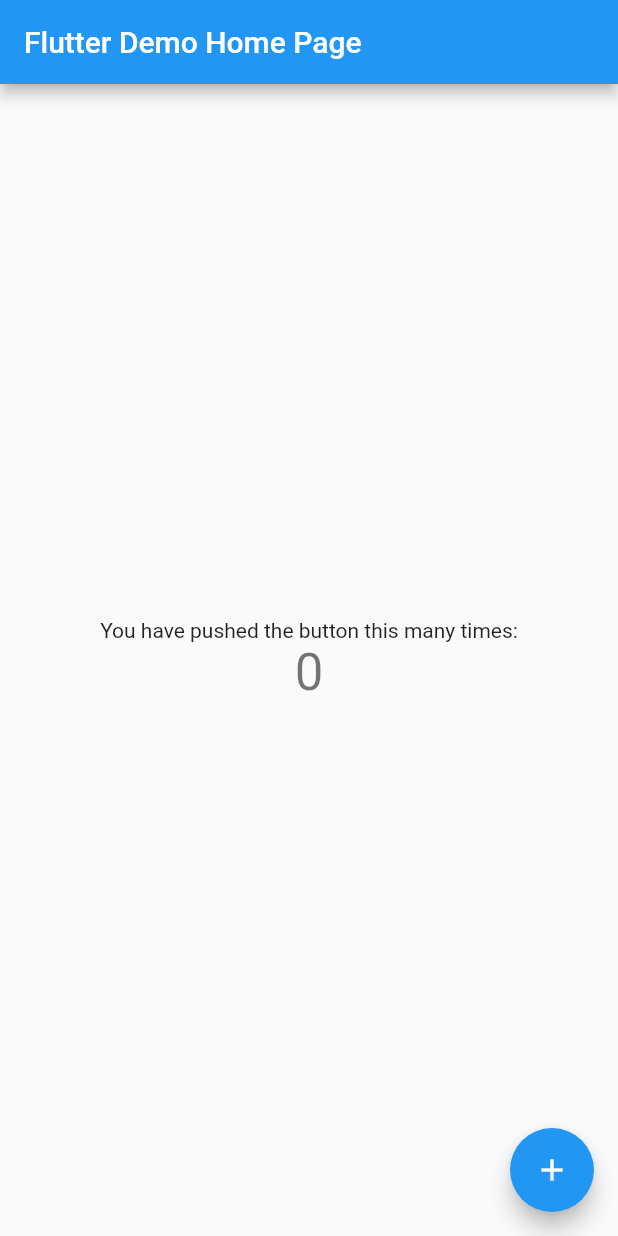
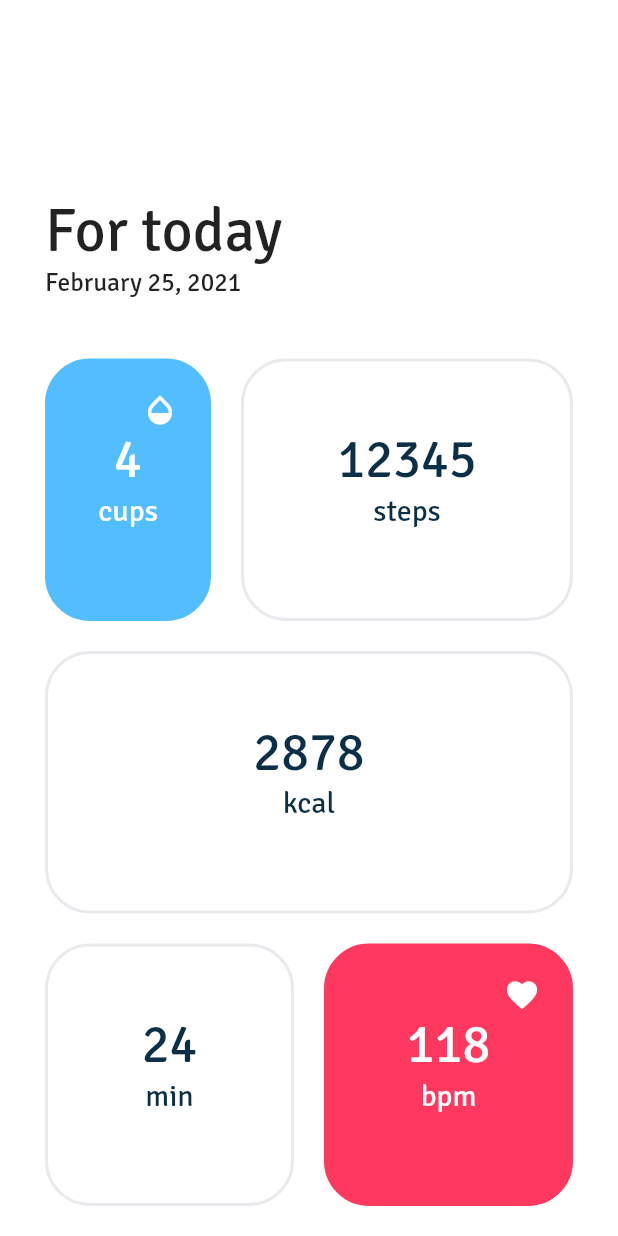
Before and after one commit to JUREXT/HealthExampleFlutter, a Flutter app: the screen it shows after launch, on a phone screen of 412 x 824 dp. Run offline on Flutter 3.47's test engine with Material 2 defaults, Android fonts, the phone set to English and light mode, and no system bars.

Commit message:
Basic layout setup.

```diff
--- /dev/null
+++ b/lib/constants.dart
@@ -0,0 +1,8 @@
+import 'package:flutter/material.dart';
+
+const kTileDefaultBackgroundColor = Colors.white;
+const kTileDefaultTextColor = Color(0xFF0A2F47);
+const kTileDefaultBorderColor = Color(0xFFE8EAEE);
+
+const kSwatchBlueColor = Color(0xFF52BEFF);
+const kSwatchPinkColor = Color(0xFFFE385E);
--- a/lib/main.dart
+++ b/lib/main.dart
@@ -1,117 +1,20 @@
 import 'package:flutter/material.dart';
+import 'package:flutter_app_health/screens/home_screen.dart';
+import 'package:flutter_app_health/screens/hydration_screen.dart';
 
-void main() {
-  runApp(MyApp());
-}
+void main() => runApp(MyApp());
 
 class MyApp extends StatelessWidget {
-  // This widget is the root of your application.
   @override
   Widget build(BuildContext context) {
     return MaterialApp(
-      title: 'Flutter Demo',
-      theme: ThemeData(
-        // This is the theme of your application.
-        //
-        // Try running your application with "flutter run". You'll see the
-        // application has a blue toolbar. Then, without quitting the app, try
-        // changing the primarySwatch below to Colors.green and then invoke
-        // "hot reload" (press "r" in the console where you ran "flutter run",
-        // or simply save your changes to "hot reload" in a Flutter IDE).
-        // Notice that the counter didn't reset back to zero; the application
-        // is not restarted.
-        primarySwatch: Colors.blue,
-        // This makes the visual density adapt to the platform that you run
-        // the app on. For desktop platforms, the controls will be smaller and
-        // closer together (more dense) than on mobile platforms.
-        visualDensity: VisualDensity.adaptivePlatformDensity,
-      ),
-      home: MyHomePage(title: 'Flutter Demo Home Page'),
+      theme: ThemeData(fontFamily: 'Signika'),
+      title: 'Health App',
+      routes: {
+        'home': (context) => HomeScreen(),
+        'hydration': (context) => HydrationScreen(),
+      },
+      initialRoute: 'home',
     );
   }
 }
-
-class MyHomePage extends StatefulWidget {
-  MyHomePage({Key key, this.title}) : super(key: key);
-
-  // This widget is the home page of your application. It is stateful, meaning
-  // that it has a State object (defined below) that contains fields that affect
-  // how it looks.
-
-  // This class is the configuration for the state. It holds the values (in this
-  // case the title) provided by the parent (in this case the App widget) and
-  // used by the build method of the State. Fields in a Widget subclass are
-  // always marked "final".
-
-  final String title;
-
-  @override
-  _MyHomePageState createState() => _MyHomePageState();
-}
-
-class _MyHomePageState extends State<MyHomePage> {
-  int _counter = 0;
-
-  void _incrementCounter() {
-    setState(() {
-      // This call to setState tells the Flutter framework that something has
-      // changed in this State, which causes it to rerun the build method below
-      // so that the display can reflect the updated values. If we changed
-      // _counter without calling setState(), then the build method would not be
-      // called again, and so nothing would appear to happen.
-      _counter++;
-    });
-  }
-
-  @override
-  Widget build(BuildContext context) {
-    // This method is rerun every time setState is called, for instance as done
-    // by the _incrementCounter method above.
-    //
-    // The Flutter framework has been optimized to make rerunning build methods
-    // fast, so that you can just rebuild anything that needs updating rather
-    // than having to individually change instances of widgets.
-    return Scaffold(
-      appBar: AppBar(
-        // Here we take the value from the MyHomePage object that was created by
-        // the App.build method, and use it to set our appbar title.
-        title: Text(widget.title),
-      ),
-      body: Center(
-        // Center is a layout widget. It takes a single child and positions it
-        // in the middle of the parent.
-        child: Column(
-          // Column is also a layout widget. It takes a list of children and
-          // arranges them vertically. By default, it sizes itself to fit its
-          // children horizontally, and tries to be as tall as its parent.
-          //
-          // Invoke "debug painting" (press "p" in the console, choose the
-          // "Toggle Debug Paint" action from the Flutter Inspector in Android
-          // Studio, or the "Toggle Debug Paint" command in Visual Studio Code)
-          // to see the wireframe for each widget.
-          //
-          // Column has various properties to control how it sizes itself and
-          // how it positions its children. Here we use mainAxisAlignment to
-          // center the children vertically; the main axis here is the vertical
-          // axis because Columns are vertical (the cross axis would be
-          // horizontal).
-          mainAxisAlignment: MainAxisAlignment.center,
-          children: <Widget>[
-            Text(
-              'You have pushed the button this many times:',
-            ),
-            Text(
-              '$_counter',
-              style: Theme.of(context).textTheme.headline4,
-            ),
-          ],
-        ),
-      ),
-      floatingActionButton: FloatingActionButton(
-        onPressed: _incrementCounter,
-        tooltip: 'Increment',
-        child: Icon(Icons.add),
-      ), // This trailing comma makes auto-formatting nicer for build methods.
-    );
-  }
-}
--- /dev/null
+++ b/lib/screens/home_screen.dart
@@ -0,0 +1,125 @@
+import 'package:flutter/material.dart';
+import 'package:flutter_app_health/widgets/tile.dart';
+import 'package:intl/intl.dart';
+
+import '../constants.dart';
+
+class HomeScreen extends StatelessWidget {
+  @override
+  Widget build(BuildContext context) {
+    return Scaffold(
+      backgroundColor: Colors.white,
+      body: SafeArea(
+        child: SafeArea(
+          child: Padding(
+            padding: EdgeInsets.symmetric(horizontal: 30.0, vertical: 20.0),
+            child: Column(
+              mainAxisAlignment: MainAxisAlignment.end,
+              crossAxisAlignment: CrossAxisAlignment.start,
+              children: <Widget>[
+                Column(
+                  crossAxisAlignment: CrossAxisAlignment.start,
+                  children: <Widget>[
+                    Text(
+                      'For today',
+                      style: TextStyle(
+                        fontSize: 40.0,
+                        fontWeight: FontWeight.w500,
+                      ),
+                    ),
+                    Text(
+                      DateFormat.yMMMMd('en_US').format(DateTime.now()),
+                      style: TextStyle(
+                        fontSize: 17.0,
+                      ),
+                    ),
+                  ],
+                ),
+                SizedBox(
+                  height: 40.0,
+                ),
+                Row(
+                  children: <Widget>[
+                    Expanded(
+                      child: GestureDetector(
+                        onTap: () {
+                          Navigator.pushNamed(context, 'hydration');
+                        },
+                        child: Tile(
+                          backgroundColor: kSwatchBlueColor,
+                          borderColor: kSwatchBlueColor,
+                          textColor: Colors.white,
+                          icon: Icons.opacity,
+                          title: '4',
+                          subtitle: 'cups',
+                        ),
+                      ),
+                    ),
+                    SizedBox(
+                      width: 20.0,
+                    ),
+                    Expanded(
+                      flex: 2,
+                      child: Tile(
+                        backgroundColor: kTileDefaultBackgroundColor,
+                        borderColor: kTileDefaultBorderColor,
+                        textColor: kTileDefaultTextColor,
+                        title: '12345',
+                        subtitle: 'steps',
+                      ),
+                    ),
+                  ],
+                ),
+                SizedBox(
+                  height: 20.0,
+                ),
+                Row(
+                  children: <Widget>[
+                    Expanded(
+                      child: Tile(
+                        backgroundColor: kTileDefaultBackgroundColor,
+                        borderColor: kTileDefaultBorderColor,
+                        textColor: kTileDefaultTextColor,
+                        title: '2878',
+                        subtitle: 'kcal',
+                      ),
+                    )
+                  ],
+                ),
+                SizedBox(
+                  height: 20.0,
+                ),
+                Row(
+                  children: <Widget>[
+                    Expanded(
+                      child: Tile(
+                        backgroundColor: kTileDefaultBackgroundColor,
+                        borderColor: kTileDefaultBorderColor,
+                        textColor: kTileDefaultTextColor,
+                        title: '24',
+                        subtitle: 'min',
+                      ),
+                    ),
+                    SizedBox(
+                      width: 20.0,
+                    ),
+                    Expanded(
+                      child: Tile(
+                        backgroundColor: kSwatchPinkColor,
+                        borderColor: kSwatchPinkColor,
+                        textColor: Colors.white,
+                        icon: Icons.favorite,
+                        title: '118',
+                        subtitle: 'bpm',
+                      ),
+                    ),
+                  ],
+                )
+              ],
+            ),
+          ),
+        ),
+      ),
+    );
+  }
+}
--- /dev/null
+++ b/lib/widgets/tile.dart
@@ -0,0 +1,71 @@
+import 'package:flutter/material.dart';
+
+class Tile extends StatelessWidget {
+  final Color backgroundColor;
+  final Color borderColor;
+  final Color textColor;
+  final IconData icon;
+  final String title;
+  final String subtitle;
+
+  Tile(
+      {this.backgroundColor,
+      this.borderColor,
+      this.textColor,
+      this.icon,
+      this.title,
+      this.subtitle});
+
+  @override
+  Widget build(BuildContext context) {
+    return Container(
+      padding: EdgeInsets.all(20.0),
+      height: 175.0,
+      decoration: BoxDecoration(
+        border: Border.all(
+            color: this.borderColor, style: BorderStyle.solid, width: 2.0),
+        borderRadius: BorderRadius.circular(30.0),
+        color: this.backgroundColor,
+      ),
+      child: Column(
+        children: <Widget>[
+          Row(
+            mainAxisAlignment: MainAxisAlignment.end,
+            children: <Widget>[
+              Opacity(
+                opacity: this.icon != null ? 1.0 : 0.0,
+                child: Hero(
+                  tag: this.subtitle,
+                  child: Icon(
+                    this.icon,
+                    color: this.textColor,
+                  ),
+                ),
+              ),
+            ],
+          ),
+          Column(
+            mainAxisAlignment: MainAxisAlignment.center,
+            children: <Widget>[
+              Text(
+                this.title,
+                style: TextStyle(
+                  fontSize: 35.0,
+                  fontWeight: FontWeight.w400,
+                  color: this.textColor,
+                ),
+              ),
+              Text(
+                this.subtitle,
+                style: TextStyle(
+                  fontSize: 20.0,
+                  color: this.textColor,
+                ),
+              ),
+            ],
+          )
+        ],
+      ),
+    );
+  }
+}
```
Also changed, not shown: lib/screens/hydration_screen.dart (added, +159 -0 lines), lib/widgets/number_tile.dart (added, +35 -0 lines), pubspec.yaml (+7 -14 lines), fonts/Signika-Bold.ttf (added), fonts/Signika-Regular.ttf (added), pubspec.lock.
